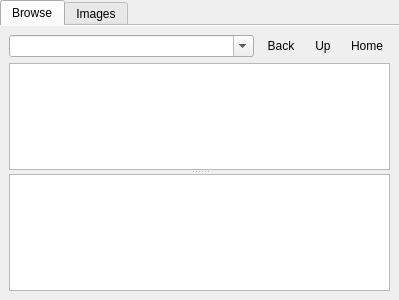
Above: krita/plugins/extensions/dockers/imagedocker/forms/wdgimagedocker.ui from KDE/krita before the change. Below: the same form after it.
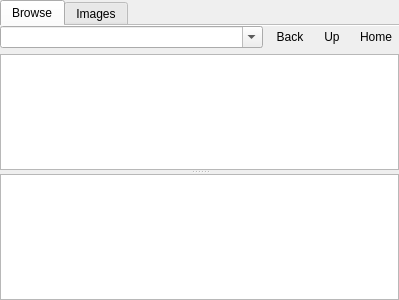
That is the form after the change. Custom widgets are drawn as their Qt base class.

Commit message: Made the image view adjust itself when its window is resized.

```diff
--- a/krita/plugins/extensions/dockers/imagedocker/forms/wdgimagedocker.ui
+++ b/krita/plugins/extensions/dockers/imagedocker/forms/wdgimagedocker.ui
@@ -42,6 +42,12 @@
        <string>Browse</string>
       </attribute>
       <layout class="QVBoxLayout" name="verticalLayout_3">
+       <property name="spacing">
+        <number>0</number>
+       </property>
+       <property name="margin">
+        <number>0</number>
+       </property>
        <item>
         <widget class="QSplitter" name="splitter">
          <property name="orientation">
```
Left out of the diff: 6 changed lines with no effect on the pictures. The commit also changes 2 other files.
